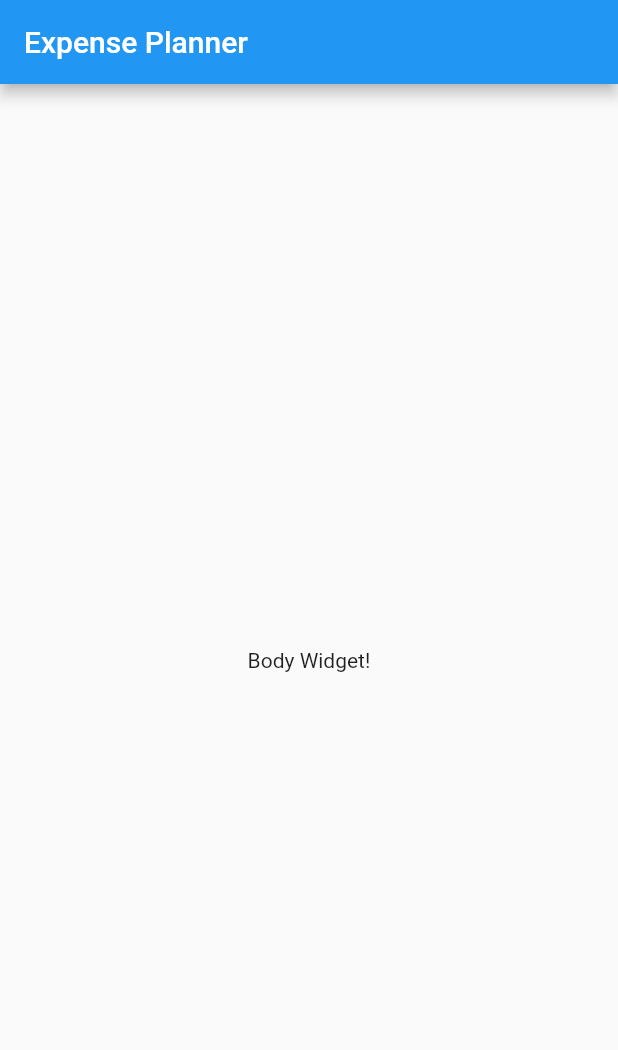
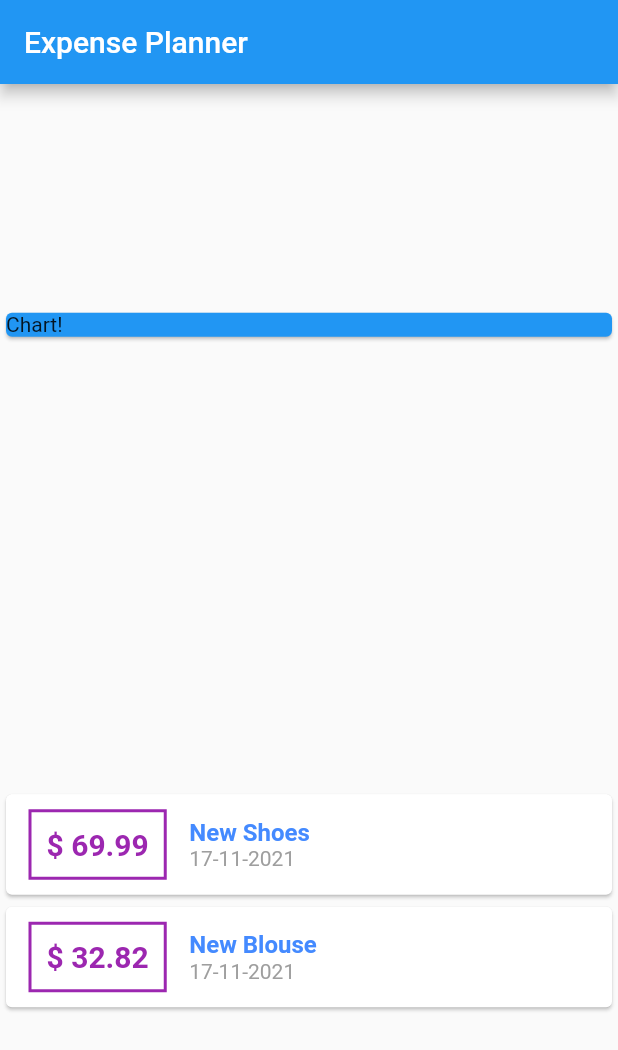
Before and after one commit to ahmet191/flutter_expense_planner, a Flutter app: the screen it shows after launch, on a phone screen of 412 x 824 dp. Shown: the top 1050 px of the screen. Run offline on Flutter 3.47's test engine with Material 2 defaults, Android fonts, the phone set to English and light mode, and no system bars.

```diff
--- a/lib/main.dart
+++ b/lib/main.dart
@@ -1,8 +1,13 @@
+// ignore_for_file: prefer_const_constructors_in_immutables, prefer_const_constructors, prefer_const_literals_to_create_immutables
+
+import './transaction.dart';
 import 'package:flutter/material.dart';
+import 'package:intl/intl.dart';
 
 void main() => runApp(MyApp());
 
 class MyApp extends StatelessWidget {
+  MyApp({Key? key}) : super(key: key);
   @override
   Widget build(BuildContext context) {
     return MaterialApp(
@@ -13,14 +18,90 @@ class MyApp extends StatelessWidget {
 }
 
 class MyHomePage extends StatelessWidget {
+  final List<Transaction> transactions = [
+    Transaction(
+      id: 't1',
+      title: 'New Shoes',
+      amount: 69.99,
+      date: DateTime.now(),
+    ),
+    Transaction(
+      id: 't2',
+      title: 'New Blouse',
+      amount: 32.82,
+      date: DateTime.now(),
+    ),
+  ];
+
+  MyHomePage({Key? key}) : super(key: key);
   @override
   Widget build(BuildContext context) {
     return Scaffold(
       appBar: AppBar(
         title: Text('Expense Planner'),
       ),
-      body: Center(
-        child: Text('Body Widget!'),
+      body: Column(
+        mainAxisAlignment: MainAxisAlignment.spaceAround,
+        crossAxisAlignment: CrossAxisAlignment.stretch,
+        children: <Widget>[
+          Container(
+            width: double.infinity,
+            child: Card(
+              color: Colors.blue,
+              child: Text('Chart!'),
+            ),
+          ),
+          Column(
+            children: transactions.map((e) {
+              return Card(
+                child: Row(
+                  children: <Widget>[
+                    Container(
+                      padding: EdgeInsets.all(10),
+                      margin: EdgeInsets.symmetric(
+                        vertical: 10,
+                        horizontal: 15,
+                      ),
+                      decoration: BoxDecoration(
+                          border: Border.all(
+                        width: 2,
+                        color: Colors.purple,
+                      )),
+                      child: Text(
+                        '\$ ${e.amount}',
+                        style: TextStyle(
+                          fontWeight: FontWeight.bold,
+                          fontSize: 20,
+                          color: Colors.purple,
+                        ),
+                      ),
+                    ),
+                    Column(
+                      crossAxisAlignment: CrossAxisAlignment.start,
+                      children: <Widget>[
+                        Text(
+                          e.title,
+                          style: TextStyle(
+                            fontWeight: FontWeight.bold,
+                            color: Colors.blueAccent,
+                            fontSize: 16,
+                          ),
+                        ),
+                        Text(
+                          DateFormat('dd-MM-yyyy').format(e.date),
+                          style: TextStyle(
+                            color: Colors.grey,
+                            fontSize: 14,
+                          ),
+                        ),
+                      ],
+                    ),
+                  ],
+                ),
+              );
+            }).toList(),
+          ),
+        ],
       ),
     );
   }
--- /dev/null
+++ b/lib/transaction.dart
@@ -0,0 +1,12 @@
+class Transaction {
+  final String id;
+  final String title;
+  final double amount;
+  final DateTime date;
+
+  Transaction(
+      {required this.id,
+      required this.title,
+      required this.amount,
+      required this.date});
+}
--- a/pubspec.yaml
+++ b/pubspec.yaml
@@ -29,6 +29,7 @@ environment:
 dependencies:
   flutter:
     sdk: flutter
+  intl: ^0.17.0
 
 
   # The following adds the Cupertino Icons font to your application.
```
Also changed, not shown: pubspec.lock.
